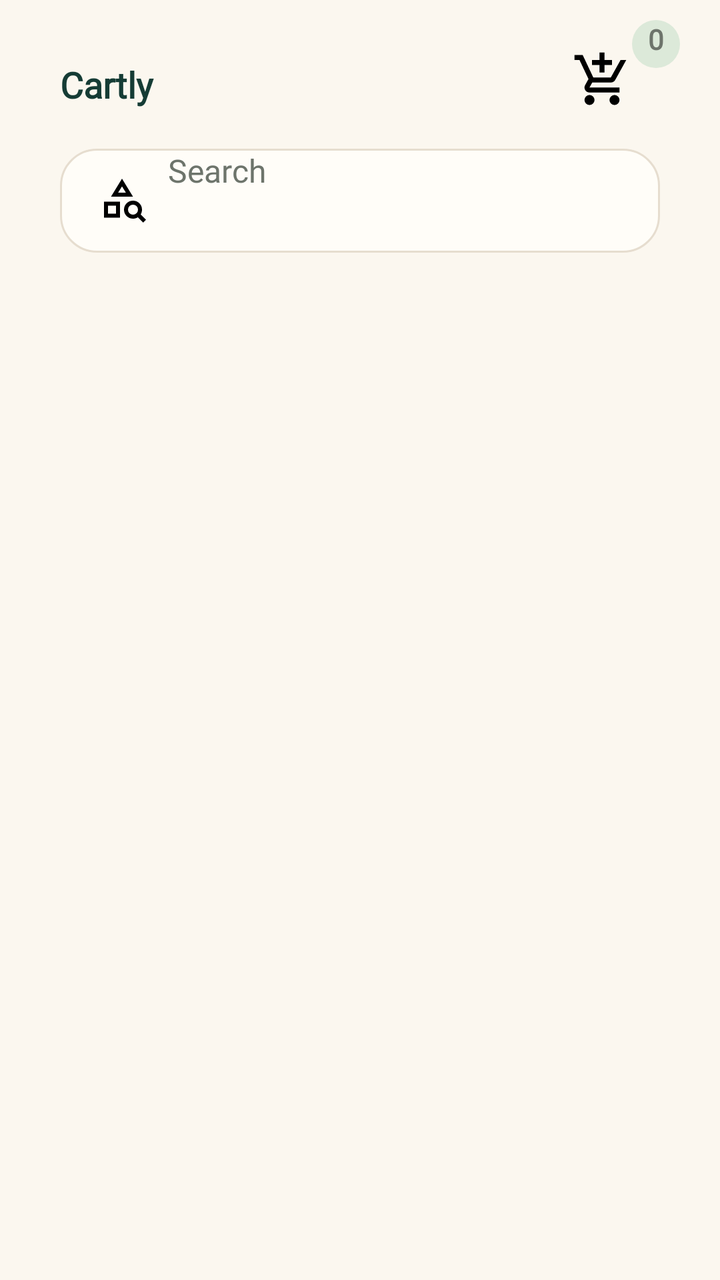
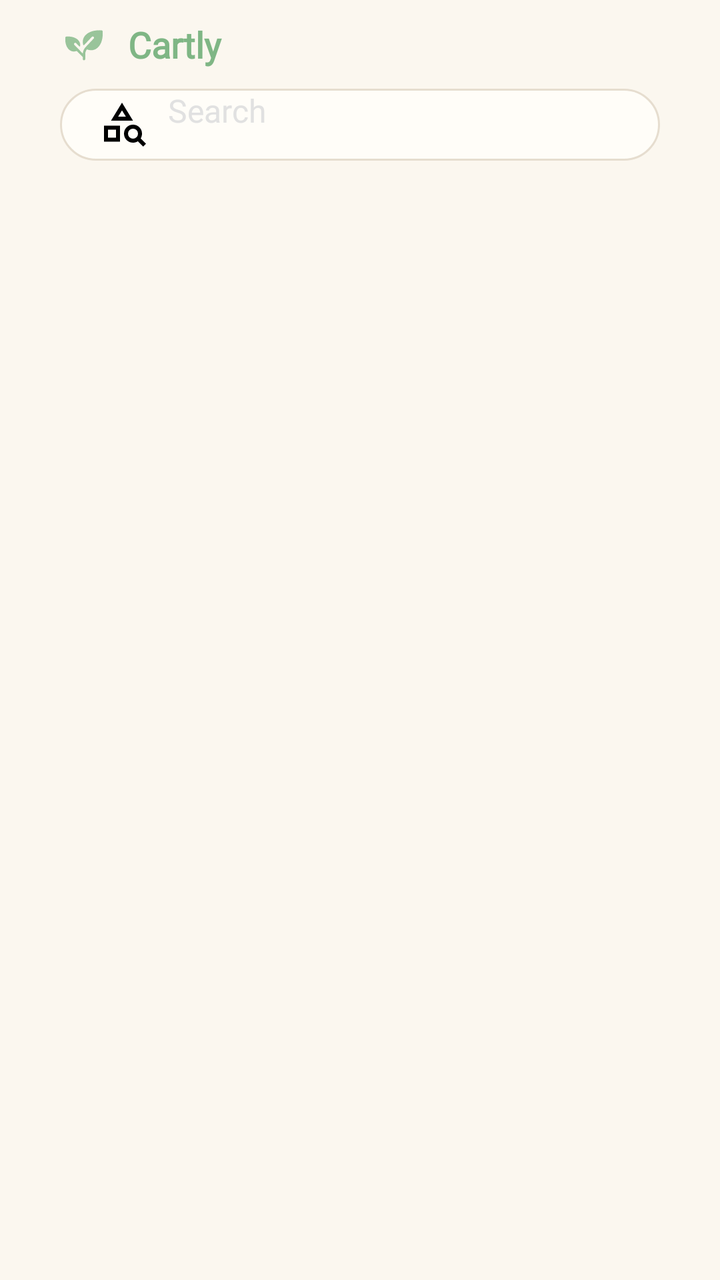

The first picture is an Android layout as it rendered before a commit; the second is the same layout after the commit. The layout source and the unified diff follow.
<!-- AndroidManifest.xml: application theme Theme.Cartly.Splash -->
<!-- res/layout/fragment_home.xml -->
<?xml version="1.0" encoding="utf-8"?>
<FrameLayout xmlns:android="http://schemas.android.com/apk/res/android"
    xmlns:app="http://schemas.android.com/apk/res-auto"
    xmlns:tools="http://schemas.android.com/tools"
    android:layout_width="match_parent"
    android:layout_height="match_parent"
    tools:context=".Fragment.HomeFragment"
    android:background="@color/cream">

    <RelativeLayout
        android:layout_width="match_parent"
        android:layout_height="match_parent"
        android:padding="10dp">

        <TextView
            android:id="@+id/tvTitleScreen"
            android:layout_width="wrap_content"
            android:layout_height="wrap_content"
            android:text="@string/app_name"
            android:textSize="18sp"
            android:textColor="@color/ink"
            android:textStyle="bold"
            android:fontFamily="@font/adlamdisplay_regular"
            android:layout_marginTop="20dp"
            android:layout_marginStart="20dp" />

        <RelativeLayout
            android:id="@+id/countOrderLayout"
            android:layout_width="wrap_content"
            android:layout_height="wrap_content"
            android:layout_alignParentEnd="true">

            <ImageView
                android:id="@+id/mvBtnCart"
                android:layout_width="30dp"
                android:layout_height="30dp"
                android:src="@drawable/shopping_cart_24"
                android:layout_marginTop="15dp"
                app:tint="@color/muted" />
            <TextView
                android:id="@+id/tvCountOrder"
                android:layout_toEndOf="@+id/mvBtnCart"
                android:layout_width="24dp"
                android:layout_height="24dp"
                android:text="0"
                android:fontFamily="@font/adlamdisplay_regular"
                android:textColor="@color/muted"
                android:textSize="14sp"
                android:textStyle="bold"
                android:textAlignment="center"
                android:foregroundGravity="top"
                android:layout_marginEnd="10dp"
                android:background="@drawable/bg_sage"
                tools:ignore="HardcodedText" />
        </RelativeLayout>

        <RelativeLayout
            android:id="@+id/searchLayout"
            android:layout_below="@id/tvTitleScreen"
            android:layout_width="match_parent"
            android:layout_height="52dp"
            android:background="@drawable/bg_card"
            android:layout_marginTop="20dp"
            android:layout_marginBottom="10dp"
            android:layout_marginHorizontal="20dp">
            <ImageView
                android:id="@+id/mvSearch"
                android:layout_width="24dp"
                android:layout_height="24dp"
                android:src="@drawable/icon_category_search_24"
                android:layout_marginStart="20dp"
                android:layout_centerVertical="true"
                app:tint="@color/ink" />
            <EditText
                android:id="@+id/edtSearch"
                android:layout_toEndOf="@+id/mvSearch"
                android:layout_width="match_parent"
                android:layout_height="match_parent"
                android:layout_marginHorizontal="10dp"
                android:background="@null"
                android:hint="@string/search_en"
                android:textSize="16sp"
                android:textColor="@color/ink"
                android:textColorHint="@color/muted"
                android:fontFamily="@font/adlamdisplay_regular"/>
        </RelativeLayout>
        <RelativeLayout
            android:id="@+id/findByCategoryLayout"
            android:visibility="gone"
            android:layout_below="@+id/searchLayout"
            android:layout_width="match_parent"
            android:layout_height="wrap_content">
            <RelativeLayout
                android:id="@+id/topFindByCategoryLayout"
                android:layout_width="match_parent"
                android:layout_height="40dp">
                <TextView
                    android:id="@+id/tvTitleHotSell"
                    android:layout_width="match_parent"
                    android:layout_height="wrap_content"
                    android:text="@string/find_by_category_en"
                    android:textSize="16sp"
                    android:textStyle="bold"
                    android:textColor="@color/ink"
                    android:fontFamily="@font/adlamdisplay_regular"
                    android:layout_centerVertical="true"/>
                <TextView
                    android:id="@+id/tvBtnSeeAll"
                    android:layout_width="66dp"
                    android:layout_height="26dp"
                    android:text="@string/see_all_en"
                    android:textStyle="bold"
                    android:textSize="16sp"
                    android:textColor="@color/muted"
                    android:fontFamily="@font/adlamdisplay_regular"
                    android:layout_alignParentEnd="true"
                    android:layout_centerVertical="true"
                    android:layout_alignBaseline="@+id/tvTitleHotSell"
                    android:textAlignment="center"/>
            </RelativeLayout>
            <androidx.recyclerview.widget.RecyclerView
                android:id="@+id/recyclerViewHotProduct"
                android:visibility="gone"
                android:layout_below="@+id/topFindByCategoryLayout"
                android:layout_width="match_parent"
                android:layout_height="wrap_content"/>
        </RelativeLayout>
        <RelativeLayout
            android:id="@+id/allOfProductLayout"
            android:layout_below="@id/findByCategoryLayout"
            android:layout_width="match_parent"
            android:layout_height="wrap_content">
            <RelativeLayout
                android:id="@+id/titleProductLayout"
                android:visibility="gone"
                android:layout_marginVertical="10dp"
                android:layout_width="match_parent"
                android:layout_height="wrap_content">
                <ImageView
                    android:id="@+id/separator"
                    android:layout_width="match_parent"
                    android:layout_height="wrap_content"
                    android:src="@drawable/separator"/>
                <TextView
                    android:id="@+id/tvTitleProduct"
                    android:layout_width="wrap_content"
                    android:layout_height="wrap_content"
                    android:text="@string/all_product_en"
                    android:fontFamily="@font/adlamdisplay_regular"
                    android:textSize="16sp"
                    android:textStyle="bold"
                    android:textColor="@color/ink"
                    android:layout_marginVertical="8dp"
                    android:layout_centerHorizontal="true"/>
                <ImageView
                    android:id="@+id/separatorBottom"
                    android:layout_below="@+id/tvTitleProduct"
                    android:layout_width="match_parent"
                    android:layout_height="wrap_content"
                    android:src="@drawable/separator"/>
            </RelativeLayout>
            <androidx.recyclerview.widget.RecyclerView
                android:id="@+id/productRecyclerView"
                android:layout_below="@id/titleProductLayout"
                android:layout_width="match_parent"
                android:layout_height="wrap_content"/>
        </RelativeLayout>
    </RelativeLayout>
</FrameLayout>
<!-- resources referenced by this layout -->
<resources>
  <color name="cream">#FBF7EF</color>
  <color name="ink">#153C35</color>
  <color name="muted">#6D746B</color>
  <!-- drawable bg_card (drawable) -->
  <shape xmlns:android="http://schemas.android.com/apk/res/android">
      <solid android:color="@color/card" />
      <corners android:radius="18dp" />
      <stroke android:width="1dp" android:color="@color/border" />
  </shape>
  <!-- drawable bg_sage (drawable) -->
  <shape xmlns:android="http://schemas.android.com/apk/res/android">
      <solid android:color="@color/sage" />
      <corners android:radius="18dp" />
  </shape>
  <!-- drawable icon_category_search_24 (drawable) -->
  <vector xmlns:android="http://schemas.android.com/apk/res/android" android:height="24dp" android:tint="#000000" android:viewportHeight="960" android:viewportWidth="960" android:width="24dp">
        
      <path android:fillColor="@android:color/white" android:pathData="M80,820L80,500L400,500L400,820L80,820ZM160,740L320,740L320,580L160,580L160,740ZM220,400L440,40L660,400L220,400ZM362,320L518,320L440,194L362,320ZM863,918L757,812Q736,826 711.5,833Q687,840 660,840Q585,840 532.5,787.5Q480,735 480,660Q480,585 532.5,532.5Q585,480 660,480Q735,480 787.5,532.5Q840,585 840,660Q840,686 833,710.5Q826,735 813,756L919,862L863,918ZM731,731Q760,702 760,660Q760,618 731,589Q702,560 660,560Q618,560 589,589Q560,618 560,660Q560,702 589,731Q618,760 660,760Q702,760 731,731ZM320,580L320,580L320,580L320,580ZM440,320L440,320L440,320Z"/>
      
  </vector>
  <!-- drawable separator: png bitmap (drawable, 107 bytes) -->
  <!-- drawable shopping_cart_24 (drawable) -->
  <vector xmlns:android="http://schemas.android.com/apk/res/android" android:height="24dp" android:tint="#000000" android:viewportHeight="960" android:viewportWidth="960" android:width="24dp">
        
      <path android:fillColor="@android:color/white" android:pathData="M440,360L440,240L320,240L320,160L440,160L440,40L520,40L520,160L640,160L640,240L520,240L520,360L440,360ZM223.5,856.5Q200,833 200,800Q200,767 223.5,743.5Q247,720 280,720Q313,720 336.5,743.5Q360,767 360,800Q360,833 336.5,856.5Q313,880 280,880Q247,880 223.5,856.5ZM623.5,856.5Q600,833 600,800Q600,767 623.5,743.5Q647,720 680,720Q713,720 736.5,743.5Q760,767 760,800Q760,833 736.5,856.5Q713,880 680,880Q647,880 623.5,856.5ZM40,160L40,80L171,80L341,440L621,440Q621,440 621,440Q621,440 621,440L777,160L868,160L692,478Q681,498 662.5,509Q644,520 622,520L324,520L280,600Q280,600 280,600Q280,600 280,600L760,600L760,680L280,680Q235,680 211.5,641Q188,602 210,562L264,464L120,160L40,160Z"/>
      
  </vector>
  <string name="all_product_en">ALL PRODUCT.</string>
  <string name="app_name">Cartly</string>
  <string name="find_by_category_en">FIND BY CATEGORY</string>
  <string name="search_en">Search</string>
  <string name="see_all_en">See All</string>
  <style name="Theme.Cartly.Splash" parent="Theme.SplashScreen">
  
          <item name="windowSplashScreenBackground">@color/cream</item>
  
          <item name="windowSplashScreenAnimatedIcon">@mipmap/ic_launcher_logo2</item>
  
          <item name="postSplashScreenTheme">@style/Base.Theme.Cartly</item>
      </style>
  <color name="card">#FFFDF8</color>
  <color name="border">#E6DDCF</color>
  <color name="sage">#DCE9D9</color>
  <style name="Base.Theme.Cartly" parent="Theme.Material3.DayNight.NoActionBar">
          
          
      </style>
</resources>

<!-- the commit's change to res/layout/fragment_home.xml (unified diff, before → after) -->
@@ -10,22 +10,30 @@
     <RelativeLayout
         android:layout_width="match_parent"
         android:layout_height="match_parent"
-        android:padding="10dp">
-
+        android:paddingTop="10dp"
+        android:paddingHorizontal="10dp">
+        <ImageView
+            android:id="@+id/mvIconLogo"
+            android:layout_width="wrap_content"
+            android:layout_height="wrap_content"
+            android:src="@drawable/icon_logo"
+            android:layout_marginStart="20dp"/>
         <TextView
             android:id="@+id/tvTitleScreen"
+            android:layout_toEndOf="@+id/mvIconLogo"
             android:layout_width="wrap_content"
             android:layout_height="wrap_content"
             android:text="@string/app_name"
             android:textSize="18sp"
-            android:textColor="@color/ink"
+            android:textColor="@color/green_brand"
             android:textStyle="bold"
             android:fontFamily="@font/adlamdisplay_regular"
-            android:layout_marginTop="20dp"
-            android:layout_marginStart="20dp" />
+            android:layout_marginTop="0dp"
+            android:layout_marginStart="10dp" />
 
         <RelativeLayout
             android:id="@+id/countOrderLayout"
+            android:visibility="gone"
             android:layout_width="wrap_content"
             android:layout_height="wrap_content"
             android:layout_alignParentEnd="true">
@@ -58,9 +66,9 @@
             android:id="@+id/searchLayout"
             android:layout_below="@id/tvTitleScreen"
             android:layout_width="match_parent"
-            android:layout_height="52dp"
+            android:layout_height="36dp"
             android:background="@drawable/bg_card"
-            android:layout_marginTop="20dp"
+            android:layout_marginTop="10dp"
             android:layout_marginBottom="10dp"
             android:layout_marginHorizontal="20dp">
             <ImageView
@@ -70,7 +78,8 @@
                 android:src="@drawable/icon_category_search_24"
                 android:layout_marginStart="20dp"
                 android:layout_centerVertical="true"
-                app:tint="@color/ink" />
+                app:tint="@color/trans_gray"
+                tools:ignore="ContentDescription" />
             <EditText
                 android:id="@+id/edtSearch"
                 android:layout_toEndOf="@+id/mvSearch"
@@ -81,8 +90,9 @@
                 android:hint="@string/search_en"
                 android:textSize="16sp"
                 android:textColor="@color/ink"
-                android:textColorHint="@color/muted"
-                android:fontFamily="@font/adlamdisplay_regular"/>
+                android:textColorHint="@color/trans_gray"
+                android:fontFamily="@font/adlamdisplay_regular"
+                tools:ignore="Autofill,TextFields" />
         </RelativeLayout>
         <RelativeLayout
             android:id="@+id/findByCategoryLayout"
<!-- resource entries referenced after the edit -->
@@ -1,8 +1,10 @@
 <!-- resources referenced by this layout -->
 <resources>
   <color name="cream">#FBF7EF</color>
+  <color name="green_brand">#7FB685</color>
   <color name="ink">#153C35</color>
   <color name="muted">#6D746B</color>
+  <color name="trans_gray">#E1E1E1</color>
   <!-- drawable bg_card (drawable) -->
   <shape xmlns:android="http://schemas.android.com/apk/res/android">
       <solid android:color="@color/card" />
@@ -20,6 +22,7 @@
       <path android:fillColor="@android:color/white" android:pathData="M80,820L80,500L400,500L400,820L80,820ZM160,740L320,740L320,580L160,580L160,740ZM220,400L440,40L660,400L220,400ZM362,320L518,320L440,194L362,320ZM863,918L757,812Q736,826 711.5,833Q687,840 660,840Q585,840 532.5,787.5Q480,735 480,660Q480,585 532.5,532.5Q585,480 660,480Q735,480 787.5,532.5Q840,585 840,660Q840,686 833,710.5Q826,735 813,756L919,862L863,918ZM731,731Q760,702 760,660Q760,618 731,589Q702,560 660,560Q618,560 589,589Q560,618 560,660Q560,702 589,731Q618,760 660,760Q702,760 731,731ZM320,580L320,580L320,580L320,580ZM440,320L440,320L440,320Z"/>
       
   </vector>
+  <!-- drawable icon_logo: vector/xml drawable (drawable-anydpi, 2122 chars, omitted) -->
   <!-- drawable separator: png bitmap (drawable, 107 bytes) -->
   <!-- drawable shopping_cart_24 (drawable) -->
   <vector xmlns:android="http://schemas.android.com/apk/res/android" android:height="24dp" android:tint="#000000" android:viewportHeight="960" android:viewportWidth="960" android:width="24dp">
